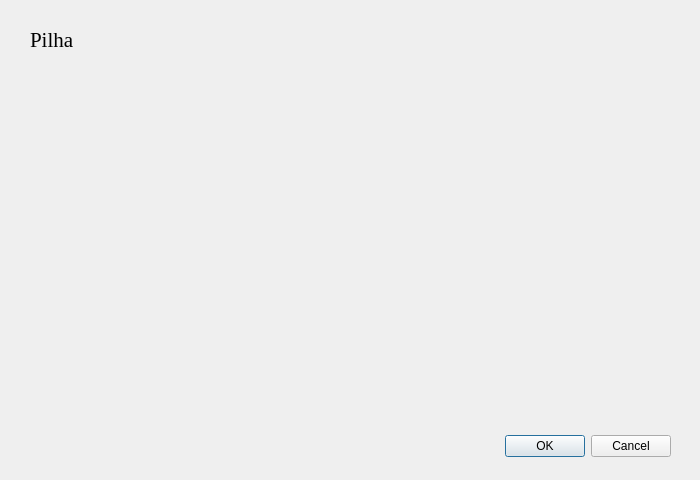
First picture: the form in forms/pilha.ui, repository Marrquito/ProjetoFinalED, before the edit.
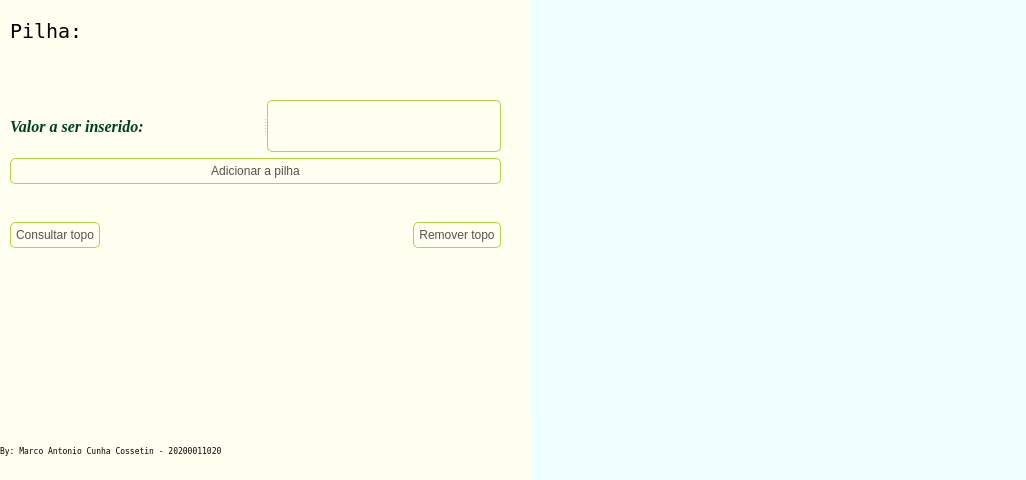
Second picture: the form after the edit.

Commit message: graphical representation of the stack

Diff of the .ui file:
```diff
--- a/forms/pilha.ui
+++ b/forms/pilha.ui
@@ -6,48 +6,229 @@
    <rect>
     <x>0</x>
     <y>0</y>
-    <width>700</width>
+    <width>1026</width>
     <height>480</height>
    </rect>
   </property>
   <property name="windowTitle">
    <string>Dialog</string>
   </property>
-  <widget class="QDialogButtonBox" name="buttonBox">
-   <property name="geometry">
-    <rect>
-     <x>330</x>
-     <y>430</y>
-     <width>341</width>
-     <height>32</height>
-    </rect>
-   </property>
-   <property name="orientation">
-    <enum>Qt::Horizontal</enum>
-   </property>
-   <property name="standardButtons">
-    <set>QDialogButtonBox::Cancel|QDialogButtonBox::Ok</set>
-   </property>
-  </widget>
+  <property name="styleSheet">
+   <string notr="true">background: #fffff0;</string>
+  </property>
   <widget class="QLabel" name="label">
    <property name="geometry">
     <rect>
-     <x>30</x>
-     <y>30</y>
-     <width>63</width>
-     <height>20</height>
+     <x>10</x>
+     <y>10</y>
+     <width>261</width>
+     <height>41</height>
     </rect>
    </property>
    <property name="font">
     <font>
-     <family>Times New Roman</family>
-     <pointsize>16</pointsize>
+     <family>Terminal</family>
+     <pointsize>15</pointsize>
     </font>
    </property>
    <property name="text">
-    <string>Pilha</string>
+    <string>Pilha:</string>
    </property>
   </widget>
+  <widget class="QLabel" name="labelStack">
+   <property name="geometry">
+    <rect>
+     <x>530</x>
+     <y>0</y>
+     <width>501</width>
+     <height>481</height>
+    </rect>
+   </property>
+   <property name="font">
+    <font>
+     <family>Terminal</family>
+     <pointsize>11</pointsize>
+     <bold>true</bold>
+    </font>
+   </property>
+   <property name="styleSheet">
+    <string notr="true">background: #f0ffff;</string>
+   </property>
+   <property name="text">
+    <string/>
+   </property>
+   <property name="alignment">
+    <set>Qt::AlignCenter</set>
+   </property>
+   <property name="wordWrap">
+    <bool>false</bool>
+   </property>
+  </widget>
+  <widget class="QLabel" name="label_3">
+   <property name="geometry">
+    <rect>
+     <x>0</x>
+     <y>420</y>
+     <width>531</width>
+     <height>61</height>
+    </rect>
+   </property>
+   <property name="font">
+    <font>
+     <family>Terminal</family>
+     <pointsize>6</pointsize>
+    </font>
+   </property>
+   <property name="text">
+    <string>By: Marco Antonio Cunha Cossetin - 20200011020</string>
+   </property>
+  </widget>
+  <widget class="QWidget" name="">
+   <property name="geometry">
+    <rect>
+     <x>10</x>
+     <y>100</y>
+     <width>491</width>
+     <height>161</height>
+    </rect>
+   </property>
+   <layout class="QVBoxLayout" name="verticalLayout">
+    <item>
+     <widget class="QSplitter" name="splitter">
+      <property name="orientation">
+       <enum>Qt::Horizontal</enum>
+      </property>
+      <widget class="QLabel" name="label_2">
+       <property name="font">
+        <font>
+         <family>Times New Roman</family>
+         <pointsize>12</pointsize>
+         <italic>true</italic>
+         <bold>true</bold>
+        </font>
+       </property>
+       <property name="styleSheet">
+        <string notr="true">color: #00401A;</string>
+       </property>
+       <property name="text">
+        <string>Valor a ser inserido:</string>
+       </property>
+      </widget>
+      <widget class="QLineEdit" name="txt_value">
+       <property name="styleSheet">
+        <string notr="true">border: 1px solid #B1D34B;
+border-radius: 5px;
+padding: 0 8px;
+outline: none;
+color: #525252;
+</string>
+       </property>
+      </widget>
+     </widget>
+    </item>
+    <item>
+     <widget class="QPushButton" name="btnAddPilha">
+      <property name="cursor">
+       <cursorShape>PointingHandCursor</cursorShape>
+      </property>
+      <property name="styleSheet">
+       <string notr="true">border: 1px solid #B1D34B;
+border-radius: 5px;
+padding: 5px;
+outline: none;
+color: #525252;</string>
+      </property>
+      <property name="text">
+       <string>Adicionar a pilha</string>
+      </property>
+     </widget>
+    </item>
+    <item>
+     <spacer name="horizontalSpacer_3">
+      <property name="orientation">
+       <enum>Qt::Horizontal</enum>
+      </property>
+      <property name="sizeHint" stdset="0">
+       <size>
+        <width>40</width>
+        <height>20</height>
+       </size>
+      </property>
+     </spacer>
+    </item>
+    <item>
+     <widget class="QSplitter" name="splitter_2">
+      <property name="orientation">
+       <enum>Qt::Horizontal</enum>
+      </property>
+      <widget class="QWidget" name="">
+       <layout class="QHBoxLayout" name="horizontalLayout">
+        <item>
+         <widget class="QPushButton" name="btnConsultarTopo">
+          <property name="cursor">
+           <cursorShape>PointingHandCursor</cursorShape>
+          </property>
+          <property name="styleSheet">
+           <string notr="true">border: 1px solid #B1D34B;
+border-radius: 5px;
+padding: 5px;
+outline: none;
+color: #525252;</string>
+          </property>
+          <property name="text">
+           <string>Consultar topo</string>
+          </property>
+         </widget>
+        </item>
+        <item>
+         <spacer name="horizontalSpacer_2">
+          <property name="orientation">
+           <enum>Qt::Horizontal</enum>
+          </property>
+          <property name="sizeHint" stdset="0">
+           <size>
+            <width>40</width>
+            <height>20</height>
+           </size>
+          </property>
+         </spacer>
+        </item>
+        <item>
+         <spacer name="horizontalSpacer">
+          <property name="orientation">
+           <enum>Qt::Horizontal</enum>
+          </property>
+          <property name="sizeHint" stdset="0">
+           <size>
+            <width>40</width>
+            <height>20</height>
+           </size>
+          </property>
+         </spacer>
+        </item>
+        <item>
+         <widget class="QPushButton" name="btnRemoverTopo">
+          <property name="cursor">
+           <cursorShape>PointingHandCursor</cursorShape>
+          </property>
+          <property name="styleSheet">
+           <string notr="true">border: 1px solid #B1D34B;
+border-radius: 5px;
+padding: 5px;
+outline: none;
+color: #525252;</string>
+          </property>
+          <property name="text">
+           <string>Remover topo</string>
+          </property>
+         </widget>
+        </item>
+       </layout>
+      </widget>
+     </widget>
+    </item>
+   </layout>
+  </widget>
  </widget>
  <resources/>
  <connections>
```
Left out of the diff: 35 changed lines with no effect on the pictures. The commit also changes 3 other files.
